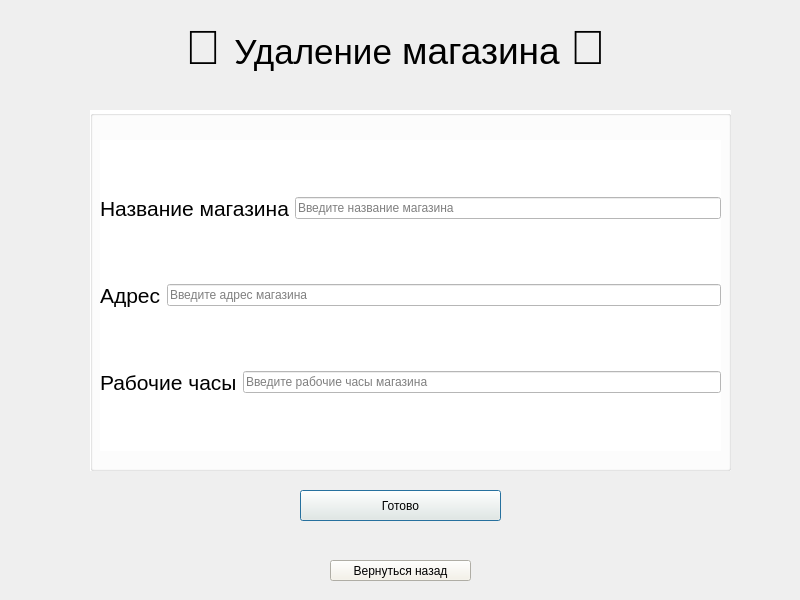
Qt form delete_shop.ui (mamam111a/2-year_coursework_client) before a commit.
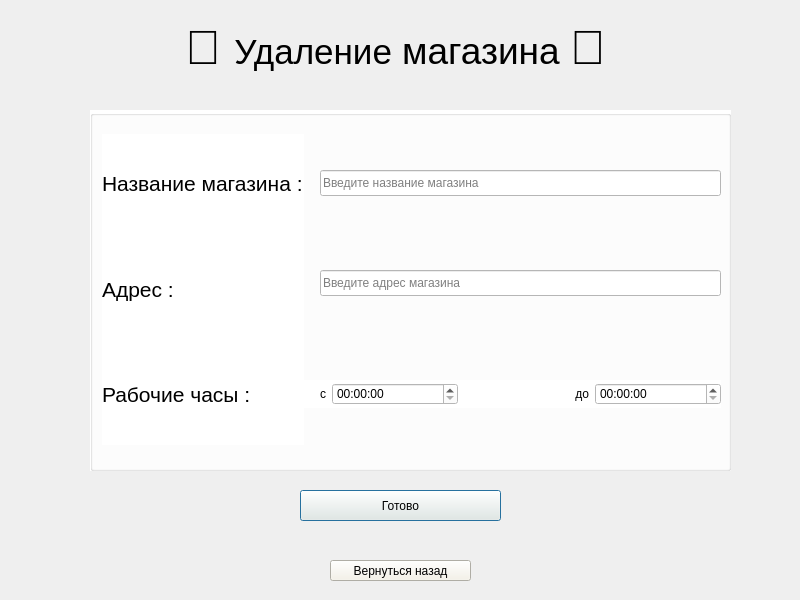
The same form after that commit.

```diff
--- a/delete_shop.ui
+++ b/delete_shop.ui
@@ -44,88 +44,6 @@
     <string>Готово</string>
    </property>
   </widget>
-  <widget class="QGroupBox" name="groupBox">
-   <property name="geometry">
-    <rect>
-     <x>90</x>
-     <y>110</y>
-     <width>641</width>
-     <height>361</height>
-    </rect>
-   </property>
-   <property name="styleSheet">
-    <string notr="true">background-color:white</string>
-   </property>
-   <property name="title">
-    <string/>
-   </property>
-   <widget class="QWidget" name="layoutWidget_3">
-    <property name="geometry">
-     <rect>
-      <x>10</x>
-      <y>30</y>
-      <width>621</width>
-      <height>311</height>
-     </rect>
-    </property>
-    <layout class="QVBoxLayout" name="verticalLayout_3">
-     <item>
-      <layout class="QHBoxLayout" name="horizontalLayout_7">
-       <item>
-        <widget class="QLabel" name="label_8">
-         <property name="text">
-          <string>&lt;html&gt;&lt;head/&gt;&lt;body&gt;&lt;p&gt;&lt;span style=&quot; font-size:16pt;&quot;&gt;Название магазина&lt;/span&gt;&lt;/p&gt;&lt;/body&gt;&lt;/html&gt;</string>
-         </property>
-        </widget>
-       </item>
-       <item>
-        <widget class="QLineEdit" name="name_3">
-         <property name="placeholderText">
-          <string>Введите название магазина</string>
-         </property>
-        </widget>
-       </item>
-      </layout>
-     </item>
-     <item>
-      <layout class="QHBoxLayout" name="horizontalLayout_8">
-       <item>
-        <widget class="QLabel" name="labe">
-         <property name="text">
-          <string>&lt;html&gt;&lt;head/&gt;&lt;body&gt;&lt;p&gt;&lt;span style=&quot; font-size:16pt;&quot;&gt;Адрес&lt;/span&gt;&lt;/p&gt;&lt;/body&gt;&lt;/html&gt;</string>
-         </property>
-        </widget>
-       </item>
-       <item>
-        <widget class="QLineEdit" name="adress_3">
-         <property name="placeholderText">
-          <string>Введите адрес магазина</string>
-         </property>
-        </widget>
-       </item>
-      </layout>
-     </item>
-     <item>
-      <layout class="QHBoxLayout" name="horizontalLayout_9">
-       <item>
-        <widget class="QLabel" name="label_10">
-         <property name="text">
-          <string>&lt;html&gt;&lt;head/&gt;&lt;body&gt;&lt;p&gt;&lt;span style=&quot; font-size:16pt;&quot;&gt;Рабочие часы&lt;/span&gt;&lt;/p&gt;&lt;/body&gt;&lt;/html&gt;</string>
-         </property>
-        </widget>
-       </item>
-       <item>
-        <widget class="QLineEdit" name="workingtime_3">
-         <property name="placeholderText">
-          <string>Введите рабочие часы магазина</string>
-         </property>
-        </widget>
-       </item>
-      </layout>
-     </item>
-    </layout>
-   </widget>
-  </widget>
   <widget class="QPushButton" name="pushButton">
    <property name="geometry">
     <rect>
@@ -158,6 +76,113 @@
     <string>&lt;html&gt;&lt;head/&gt;&lt;body&gt;&lt;p align=&quot;center&quot;&gt;&lt;span style=&quot; font-size:36pt;&quot;&gt;🚮 &lt;/span&gt;&lt;span style=&quot; font-size:26pt;&quot;&gt;Удаление&lt;/span&gt;&lt;span style=&quot; font-size:28pt;&quot;&gt; магазина &lt;/span&gt;&lt;span style=&quot; font-size:36pt;&quot;&gt;🚮&lt;/span&gt;&lt;/p&gt;&lt;/body&gt;&lt;/html&gt;</string>
    </property>
   </widget>
+  <widget class="QGroupBox" name="groupBox">
+   <property name="geometry">
+    <rect>
+     <x>90</x>
+     <y>110</y>
+     <width>641</width>
+     <height>361</height>
+    </rect>
+   </property>
+   <property name="styleSheet">
+    <string notr="true">background-color:white</string>
+   </property>
+   <property name="title">
+    <string/>
+   </property>
+   <widget class="QLineEdit" name="name">
+    <property name="geometry">
+     <rect>
+      <x>230</x>
+      <y>60</y>
+      <width>401</width>
+      <height>26</height>
+     </rect>
+    </property>
+    <property name="placeholderText">
+     <string>Введите название магазина</string>
+    </property>
+   </widget>
+   <widget class="QLineEdit" name="adress">
+    <property name="geometry">
+     <rect>
+      <x>230</x>
+      <y>160</y>
+      <width>401</width>
+      <height>26</height>
+     </rect>
+    </property>
+    <property name="placeholderText">
+     <string>Введите адрес магазина</string>
+    </property>
+   </widget>
+   <widget class="QWidget" name="">
+    <property name="geometry">
+     <rect>
+      <x>110</x>
+      <y>270</y>
+      <width>521</width>
+      <height>28</height>
+     </rect>
+    </property>
+    <layout class="QHBoxLayout" name="horizontalLayout">
+     <item>
+      <widget class="QLabel" name="label_5">
+       <property name="text">
+        <string>&lt;html&gt;&lt;head/&gt;&lt;body&gt;&lt;p align=&quot;right&quot;&gt;с&lt;/p&gt;&lt;/body&gt;&lt;/html&gt;</string>
+       </property>
+      </widget>
+     </item>
+     <item>
+      <widget class="QTimeEdit" name="timeEdit_2"/>
+     </item>
+     <item>
+      <widget class="QLabel" name="label_6">
+       <property name="text">
+        <string>&lt;html&gt;&lt;head/&gt;&lt;body&gt;&lt;p align=&quot;right&quot;&gt;до&lt;/p&gt;&lt;/body&gt;&lt;/html&gt;</string>
+       </property>
+      </widget>
+     </item>
+     <item>
+      <widget class="QTimeEdit" name="timeEdit"/>
+     </item>
+    </layout>
+   </widget>
+   <widget class="QWidget" name="">
+    <property name="geometry">
+     <rect>
+      <x>12</x>
+      <y>24</y>
+      <width>202</width>
+      <height>311</height>
+     </rect>
+    </property>
+    <layout class="QVBoxLayout" name="verticalLayout">
+     <item>
+      <widget class="QLabel" name="label_2">
+       <property name="text">
+        <string>&lt;html&gt;&lt;head/&gt;&lt;body&gt;&lt;p&gt;&lt;span style=&quot; font-size:16pt;&quot;&gt;Название магазина :&lt;/span&gt;&lt;/p&gt;&lt;/body&gt;&lt;/html&gt;</string>
+       </property>
+      </widget>
+     </item>
+     <item>
+      <widget class="QLabel" name="label_3">
+       <property name="text">
+        <string>&lt;html&gt;&lt;head/&gt;&lt;body&gt;&lt;p&gt;&lt;span style=&quot; font-size:16pt;&quot;&gt;Адрес :&lt;/span&gt;&lt;/p&gt;&lt;/body&gt;&lt;/html&gt;</string>
+       </property>
+      </widget>
+     </item>
+     <item>
+      <widget class="QLabel" name="label_4">
+       <property name="text">
+        <string>&lt;html&gt;&lt;head/&gt;&lt;body&gt;&lt;p&gt;&lt;span style=&quot; font-size:16pt;&quot;&gt;Рабочие часы :&lt;/span&gt;&lt;/p&gt;&lt;/body&gt;&lt;/html&gt;</string>
+       </property>
+      </widget>
+     </item>
+    </layout>
+   </widget>
+  </widget>
  </widget>
  <resources/>
  <connections/>
```
